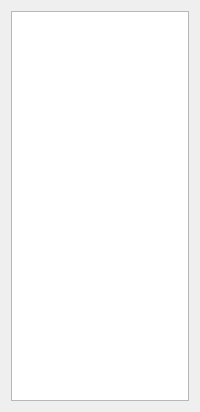
The window that downloadedUserPosts.ui (NSchrading/redditDataExtractor) describes before a commit, drawn with Qt 5.
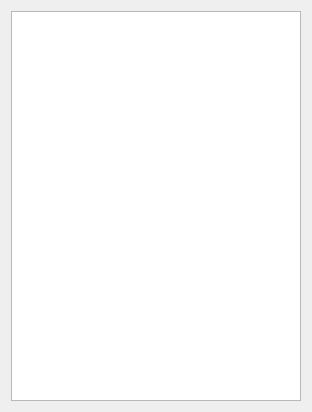
The same window after the commit.

Diff of the .ui file:
```diff
--- a/downloadedUserPosts.ui
+++ b/downloadedUserPosts.ui
@@ -6,7 +6,7 @@
    <rect>
     <x>0</x>
     <y>0</y>
-    <width>200</width>
+    <width>312</width>
     <height>412</height>
    </rect>
   </property>
```
